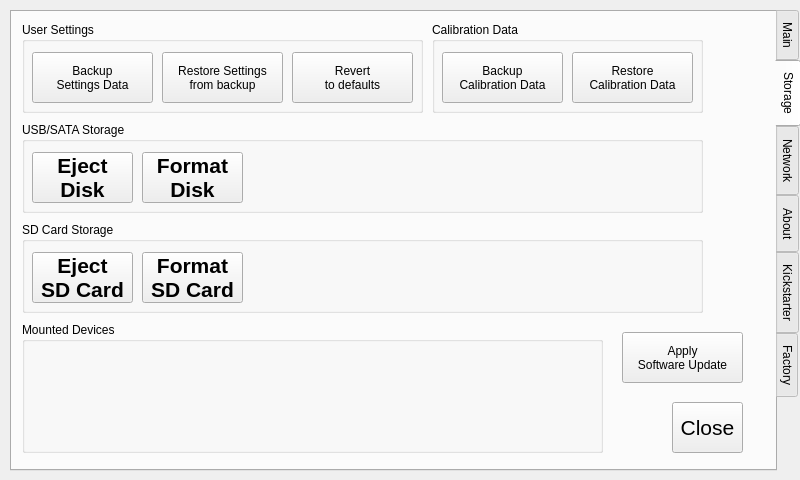
Qt form src/utilwindow.ui (krontech/chronos-cam-app) before a commit.
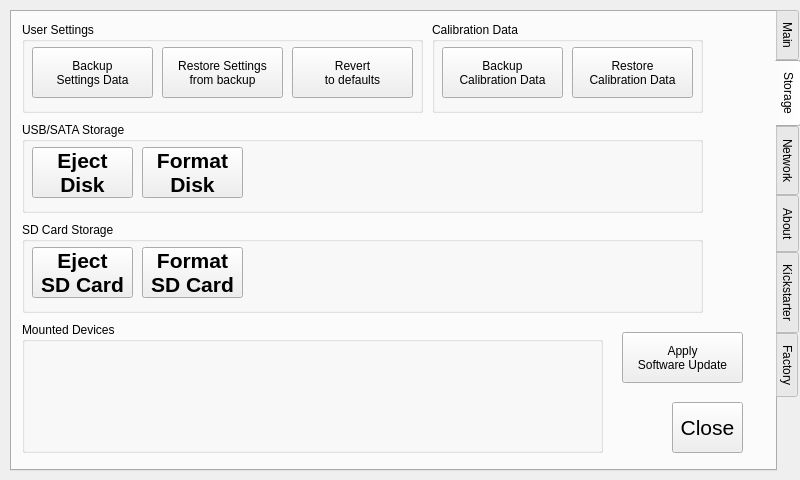
The same form after that commit. The open tabs and pages were chosen to show the change. Custom widgets are drawn as their Qt base class.

Commit message:
Fix eject and format buttons when detecting disks.
The Eject and Format buttons on the storage tab of the util screen
would detect the existance of the first partition on the block device,
rendering them unable to format anything if the disk is unpartitioned.

This is cleaned up simply by using the re-using the status text generated
by lsblk, which already checks for the existence of the block device.

Closes: https://github.com/krontech/chronos-cam-app/issues/148

Patch:
```diff
--- a/src/utilwindow.ui
+++ b/src/utilwindow.ui
@@ -583,7 +583,7 @@
       <property name="geometry">
        <rect>
         <x>10</x>
-        <y>30</y>
+        <y>25</y>
         <width>121</width>
         <height>51</height>
        </rect>
@@ -597,7 +597,7 @@
       <property name="geometry">
        <rect>
         <x>140</x>
-        <y>30</y>
+        <y>25</y>
         <width>121</width>
         <height>51</height>
        </rect>
@@ -611,7 +611,7 @@
       <property name="geometry">
        <rect>
         <x>270</x>
-        <y>30</y>
+        <y>25</y>
         <width>121</width>
         <height>51</height>
        </rect>
@@ -638,7 +638,7 @@
       <property name="geometry">
        <rect>
         <x>10</x>
-        <y>30</y>
+        <y>25</y>
         <width>121</width>
         <height>51</height>
        </rect>
@@ -652,7 +652,7 @@
       <property name="geometry">
        <rect>
         <x>140</x>
-        <y>30</y>
+        <y>25</y>
         <width>121</width>
         <height>51</height>
        </rect>
@@ -679,7 +679,7 @@
       <property name="geometry">
        <rect>
         <x>10</x>
-        <y>30</y>
+        <y>25</y>
         <width>101</width>
         <height>51</height>
        </rect>
@@ -700,7 +700,7 @@
       <property name="geometry">
        <rect>
         <x>120</x>
-        <y>30</y>
+        <y>25</y>
         <width>101</width>
         <height>51</height>
        </rect>
@@ -721,9 +721,9 @@
       <property name="geometry">
        <rect>
         <x>240</x>
-        <y>30</y>
+        <y>20</y>
         <width>431</width>
-        <height>51</height>
+        <height>71</height>
        </rect>
       </property>
       <property name="font">
@@ -755,7 +755,7 @@
       <property name="geometry">
        <rect>
         <x>10</x>
-        <y>30</y>
+        <y>25</y>
         <width>101</width>
         <height>51</height>
        </rect>
@@ -776,7 +776,7 @@
       <property name="geometry">
        <rect>
         <x>120</x>
-        <y>30</y>
+        <y>25</y>
         <width>101</width>
         <height>51</height>
        </rect>
@@ -797,9 +797,9 @@
       <property name="geometry">
        <rect>
         <x>240</x>
-        <y>30</y>
+        <y>20</y>
         <width>431</width>
-        <height>51</height>
+        <height>71</height>
        </rect>
       </property>
       <property name="font">
```
The commit also changes 1 other file.
